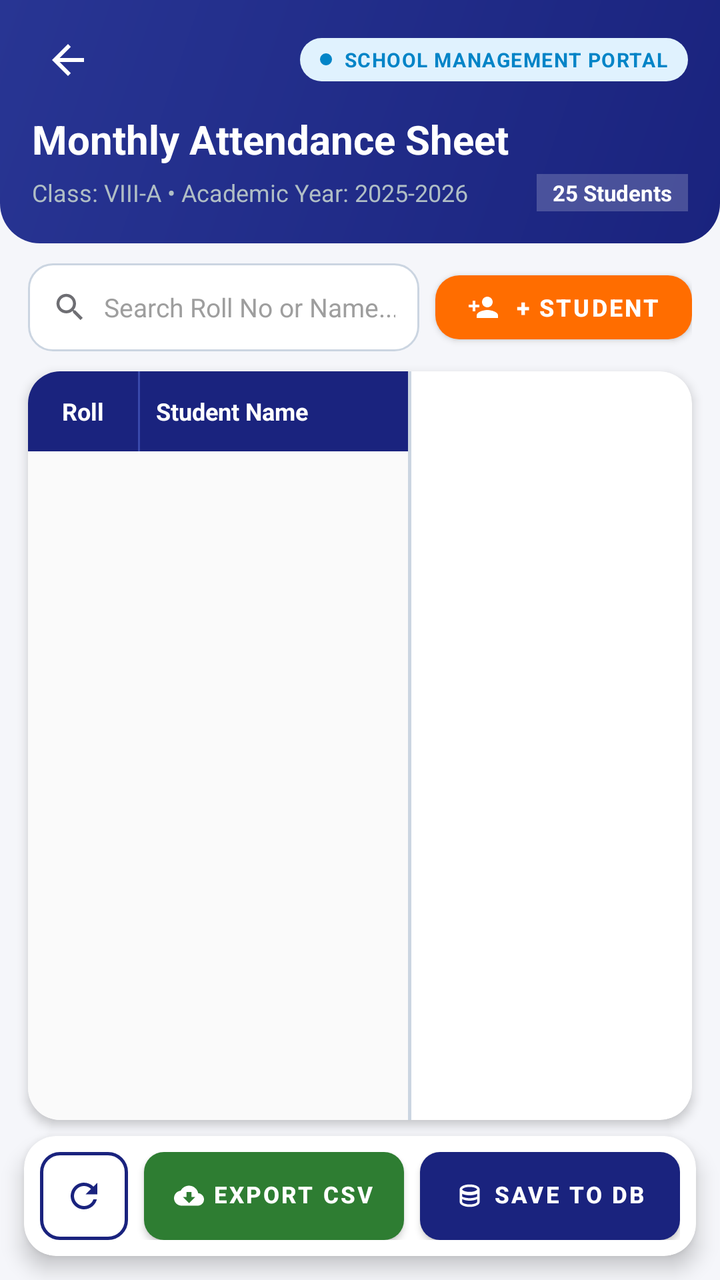
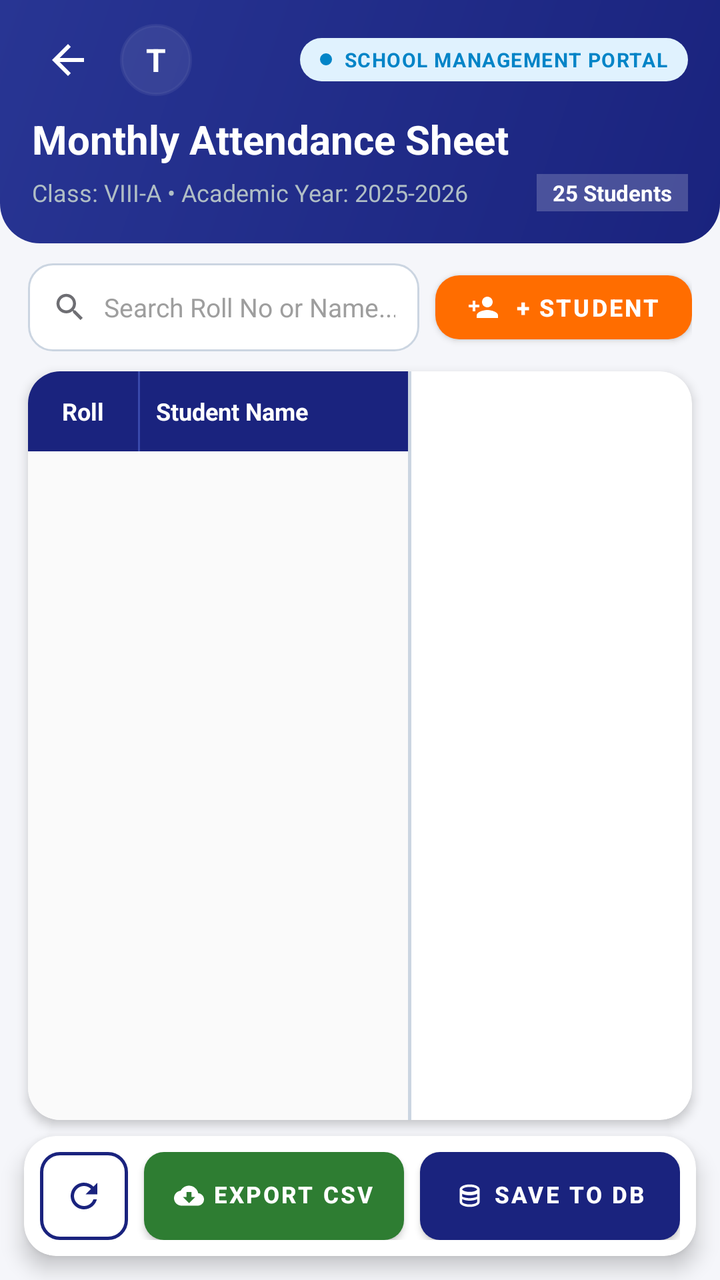

An Android layout rendered at two revisions. The XML below is the earlier revision; the diff shows what the commit changed to produce the second picture.
<!-- AndroidManifest.xml: application theme Theme.SchoolAttendance -->
<!-- res/layout/activity_attendance_sheet_editor.xml -->
<?xml version="1.0" encoding="utf-8"?>
<LinearLayout xmlns:android="http://schemas.android.com/apk/res/android"
    xmlns:app="http://schemas.android.com/apk/res-auto"
    xmlns:tools="http://schemas.android.com/tools"
    android:layout_width="match_parent"
    android:layout_height="match_parent"
    android:orientation="vertical"
    android:background="@color/background">

    
    <LinearLayout
        android:layout_width="match_parent"
        android:layout_height="wrap_content"
        android:background="@drawable/bg_theme_header"
        android:orientation="vertical"
        android:paddingStart="16dp"
        android:paddingTop="12dp"
        android:paddingEnd="16dp"
        android:paddingBottom="16dp">

        
        <LinearLayout
            android:layout_width="match_parent"
            android:layout_height="wrap_content"
            android:gravity="center_vertical"
            android:orientation="horizontal">

            <ImageView
                android:id="@+id/btnBack"
                android:layout_width="36dp"
                android:layout_height="36dp"
                android:background="?attr/selectableItemBackgroundBorderless"
                android:contentDescription="Back"
                android:padding="6dp"
                android:src="@drawable/ic_arrow_back"
                app:tint="@color/white" />

            <View
                android:layout_width="0dp"
                android:layout_height="1dp"
                android:layout_weight="1" />

            
            <LinearLayout
                android:layout_width="wrap_content"
                android:layout_height="wrap_content"
                android:background="@drawable/bg_portal_badge"
                android:gravity="center_vertical"
                android:orientation="horizontal"
                android:paddingStart="10dp"
                android:paddingTop="4dp"
                android:paddingEnd="10dp"
                android:paddingBottom="4dp">

                <View
                    android:layout_width="6dp"
                    android:layout_height="6dp"
                    android:background="@drawable/dot_blue"
                    android:layout_marginEnd="6dp" />

                <TextView
                    android:layout_width="wrap_content"
                    android:layout_height="wrap_content"
                    android:text="SCHOOL MANAGEMENT PORTAL"
                    android:textColor="#0284C7"
                    android:textSize="10sp"
                    android:textStyle="bold"
                    android:letterSpacing="0.05" />
            </LinearLayout>
        </LinearLayout>

        
        <TextView
            android:id="@+id/tvSheetTitle"
            android:layout_width="wrap_content"
            android:layout_height="wrap_content"
            android:layout_marginTop="8dp"
            android:text="Monthly Attendance Sheet"
            android:textColor="@color/white"
            android:textSize="20sp"
            android:textStyle="bold" />

        <LinearLayout
            android:layout_width="match_parent"
            android:layout_height="wrap_content"
            android:layout_marginTop="4dp"
            android:gravity="center_vertical"
            android:orientation="horizontal">

            <TextView
                android:id="@+id/tvSheetMeta"
                android:layout_width="0dp"
                android:layout_height="wrap_content"
                android:layout_weight="1"
                android:text="Class: VIII-A • Academic Year: 2025-2026"
                android:textColor="#B0BEC5"
                android:textSize="12sp" />

            <TextView
                android:id="@+id/tvStudentCountBadge"
                android:layout_width="wrap_content"
                android:layout_height="wrap_content"
                android:background="#33FFFFFF"
                android:paddingStart="8dp"
                android:paddingTop="2dp"
                android:paddingEnd="8dp"
                android:paddingBottom="2dp"
                android:text="25 Students"
                android:textColor="@color/white"
                android:textSize="11sp"
                android:textStyle="bold" />
        </LinearLayout>
    </LinearLayout>

    
    <LinearLayout
        android:layout_width="match_parent"
        android:layout_height="wrap_content"
        android:layout_marginStart="14dp"
        android:layout_marginTop="10dp"
        android:layout_marginEnd="14dp"
        android:gravity="center_vertical"
        android:orientation="horizontal">

        
        <LinearLayout
            android:layout_width="0dp"
            android:layout_height="44dp"
            android:layout_weight="1"
            android:background="@drawable/bg_search_theme"
            android:gravity="center_vertical"
            android:orientation="horizontal"
            android:paddingStart="12dp"
            android:paddingEnd="12dp">

            <ImageView
                android:layout_width="18dp"
                android:layout_height="18dp"
                android:layout_marginEnd="8dp"
                android:src="@drawable/ic_search"
                app:tint="@color/text_secondary" />

            <EditText
                android:id="@+id/etSearchStudent"
                android:layout_width="match_parent"
                android:layout_height="wrap_content"
                android:background="@null"
                android:hint="Search Roll No or Name..."
                android:inputType="text"
                android:maxLines="1"
                android:textColor="@color/text_primary"
                android:textColorHint="@color/text_hint"
                android:textSize="13sp" />
        </LinearLayout>

        
        <com.google.android.material.button.MaterialButton
            android:id="@+id/btnAddStudent"
            android:layout_width="wrap_content"
            android:layout_height="44dp"
            android:layout_marginStart="8dp"
            android:text="+ Student"
            android:textColor="@color/white"
            android:textSize="12sp"
            android:textStyle="bold"
            app:backgroundTint="@color/accent"
            app:cornerRadius="12dp"
            app:icon="@drawable/ic_person_add"
            app:iconGravity="textStart"
            app:iconSize="16dp"
            app:iconTint="@color/white" />
    </LinearLayout>

    
    <androidx.cardview.widget.CardView
        android:layout_width="match_parent"
        android:layout_height="0dp"
        android:layout_marginStart="14dp"
        android:layout_marginTop="10dp"
        android:layout_marginEnd="14dp"
        android:layout_marginBottom="8dp"
        android:layout_weight="1"
        app:cardBackgroundColor="@color/white"
        app:cardCornerRadius="16dp"
        app:cardElevation="3dp">

        <LinearLayout
            android:layout_width="match_parent"
            android:layout_height="match_parent"
            android:orientation="horizontal">

            
            <LinearLayout
                android:layout_width="190dp"
                android:layout_height="match_parent"
                android:orientation="vertical"
                android:background="#FAFAFA">

                
                <LinearLayout
                    android:layout_width="match_parent"
                    android:layout_height="40dp"
                    android:background="@color/primary"
                    android:gravity="center_vertical"
                    android:orientation="horizontal">

                    <TextView
                        android:layout_width="55dp"
                        android:layout_height="match_parent"
                        android:gravity="center"
                        android:text="Roll"
                        android:textColor="@color/white"
                        android:textSize="12sp"
                        android:textStyle="bold" />

                    <View
                        android:layout_width="1dp"
                        android:layout_height="match_parent"
                        android:background="#3949AB" />

                    <TextView
                        android:layout_width="0dp"
                        android:layout_height="match_parent"
                        android:layout_weight="1"
                        android:gravity="start|center_vertical"
                        android:paddingStart="8dp"
                        android:text="Student Name"
                        android:textColor="@color/white"
                        android:textSize="12sp"
                        android:textStyle="bold" />
                </LinearLayout>

                
                <ScrollView
                    android:id="@+id/scrollLeftColumn"
                    android:layout_width="match_parent"
                    android:layout_height="0dp"
                    android:layout_weight="1"
                    android:overScrollMode="never"
                    android:scrollbars="none">

                    <LinearLayout
                        android:id="@+id/containerLeftRows"
                        android:layout_width="match_parent"
                        android:layout_height="wrap_content"
                        android:orientation="vertical" />
                </ScrollView>
            </LinearLayout>

            
            <View
                android:layout_width="1.5dp"
                android:layout_height="match_parent"
                android:background="#CBD5E1" />

            
            <HorizontalScrollView
                android:id="@+id/scrollRightHorizontal"
                android:layout_width="0dp"
                android:layout_height="match_parent"
                android:layout_weight="1"
                android:fillViewport="true">

                <LinearLayout
                    android:layout_width="wrap_content"
                    android:layout_height="match_parent"
                    android:orientation="vertical">

                    
                    <LinearLayout
                        android:id="@+id/containerRightHeader"
                        android:layout_width="wrap_content"
                        android:layout_height="40dp"
                        android:background="@color/primary"
                        android:gravity="center_vertical"
                        android:orientation="horizontal" />

                    
                    <ScrollView
                        android:id="@+id/scrollRightColumn"
                        android:layout_width="wrap_content"
                        android:layout_height="0dp"
                        android:layout_weight="1"
                        android:overScrollMode="never"
                        android:scrollbars="none">

                        <LinearLayout
                            android:id="@+id/containerRightRows"
                            android:layout_width="wrap_content"
                            android:layout_height="wrap_content"
                            android:orientation="vertical" />
                    </ScrollView>
                </LinearLayout>
            </HorizontalScrollView>

        </LinearLayout>
    </androidx.cardview.widget.CardView>

    
    <androidx.cardview.widget.CardView
        android:layout_width="match_parent"
        android:layout_height="wrap_content"
        android:layout_marginStart="12dp"
        android:layout_marginEnd="12dp"
        android:layout_marginBottom="12dp"
        app:cardBackgroundColor="@color/white"
        app:cardCornerRadius="16dp"
        app:cardElevation="6dp">

        <LinearLayout
            android:layout_width="match_parent"
            android:layout_height="wrap_content"
            android:gravity="center_vertical"
            android:orientation="horizontal"
            android:padding="8dp">

            
            <com.google.android.material.button.MaterialButton
                android:id="@+id/btnUpdateTable"
                style="@style/Widget.MaterialComponents.Button.OutlinedButton"
                android:layout_width="44dp"
                android:layout_height="44dp"
                android:layout_marginEnd="8dp"
                android:insetLeft="0dp"
                android:insetTop="0dp"
                android:insetRight="0dp"
                android:insetBottom="0dp"
                android:padding="0dp"
                app:cornerRadius="10dp"
                app:icon="@drawable/ic_refresh"
                app:iconGravity="textStart"
                app:iconPadding="0dp"
                app:iconSize="20dp"
                app:iconTint="@color/primary"
                app:strokeColor="@color/primary"
                app:strokeWidth="1.5dp" />

            
            <com.google.android.material.button.MaterialButton
                android:id="@+id/btnDownloadCsv"
                android:layout_width="0dp"
                android:layout_height="44dp"
                android:layout_marginEnd="8dp"
                android:layout_weight="1"
                android:includeFontPadding="false"
                android:insetLeft="0dp"
                android:insetTop="0dp"
                android:insetRight="0dp"
                android:insetBottom="0dp"
                android:maxLines="1"
                android:paddingStart="4dp"
                android:paddingEnd="4dp"
                android:singleLine="true"
                android:text="Export CSV"
                android:textColor="@color/white"
                android:textSize="11.5sp"
                android:textStyle="bold"
                app:backgroundTint="@color/success"
                app:cornerRadius="10dp"
                app:icon="@drawable/ic_download"
                app:iconGravity="textStart"
                app:iconPadding="4dp"
                app:iconSize="15dp"
                app:iconTint="@color/white" />

            
            <com.google.android.material.button.MaterialButton
                android:id="@+id/btnUpdateDatabase"
                android:layout_width="0dp"
                android:layout_height="44dp"
                android:layout_weight="1"
                android:includeFontPadding="false"
                android:insetLeft="0dp"
                android:insetTop="0dp"
                android:insetRight="0dp"
                android:insetBottom="0dp"
                android:maxLines="1"
                android:paddingStart="4dp"
                android:paddingEnd="4dp"
                android:singleLine="true"
                android:text="Save to DB"
                android:textColor="@color/white"
                android:textSize="11.5sp"
                android:textStyle="bold"
                app:backgroundTint="@color/primary"
                app:cornerRadius="10dp"
                app:icon="@drawable/ic_database"
                app:iconGravity="textStart"
                app:iconPadding="4dp"
                app:iconSize="15dp"
                app:iconTint="@color/white" />
        </LinearLayout>
    </androidx.cardview.widget.CardView>

</LinearLayout>
<!-- resources referenced by this layout -->
<resources>
  <color name="accent">#FF6D00</color>
  <color name="background">#F5F6FA</color>
  <color name="primary">#1A237E</color>
  <color name="success">#2E7D32</color>
  <color name="text_hint">#9E9E9E</color>
  <color name="text_primary">#1C1C1E</color>
  <color name="text_secondary">#6E6E73</color>
  <color name="white">#FFFFFF</color>
  <!-- drawable bg_portal_badge (drawable) -->
  <?xml version="1.0" encoding="utf-8"?>
  <shape xmlns:android="http://schemas.android.com/apk/res/android"
      android:shape="rectangle">
      <solid android:color="#E0F2FE" />
      <corners android:radius="999dp" />
  </shape>
  <!-- drawable bg_search_theme (drawable) -->
  <?xml version="1.0" encoding="utf-8"?>
  <shape xmlns:android="http://schemas.android.com/apk/res/android"
      android:shape="rectangle">
      <solid android:color="#FFFFFF" />
      <stroke android:width="1dp" android:color="#CBD5E1" />
      <corners android:radius="12dp" />
  </shape>
  <!-- drawable bg_theme_header (drawable) -->
  <?xml version="1.0" encoding="utf-8"?>
  <shape xmlns:android="http://schemas.android.com/apk/res/android"
      android:shape="rectangle">
      <gradient
          android:angle="135"
          android:startColor="#1A237E"
          android:endColor="#283593"
          android:type="linear" />
      <corners
          android:bottomLeftRadius="20dp"
          android:bottomRightRadius="20dp" />
  </shape>
  <!-- drawable dot_blue (drawable) -->
  <?xml version="1.0" encoding="utf-8"?>
  <shape xmlns:android="http://schemas.android.com/apk/res/android"
      android:shape="oval">
      <solid android:color="#0284C7" />
      <size android:width="6dp" android:height="6dp" />
  </shape>
  <!-- drawable ic_arrow_back (drawable) -->
  <vector xmlns:android="http://schemas.android.com/apk/res/android"
      android:width="24dp"
      android:height="24dp"
      android:viewportWidth="24"
      android:viewportHeight="24">
    <path
        android:pathData="M20,11H7.83l5.59,-5.59L12,4l-8,8 8,8 1.41,-1.41L7.83,13H20v-2z"
        android:fillColor="#FFFFFFFF"/>
  </vector>
  <!-- drawable ic_download (drawable) -->
  <vector xmlns:android="http://schemas.android.com/apk/res/android"
      android:width="24dp"
      android:height="24dp"
      android:viewportWidth="24"
      android:viewportHeight="24">
    <path
        android:pathData="M19.35,10.04C18.67,6.59 15.64,4 12,4 9.11,4 6.6,5.64 5.35,8.04 2.34,8.36 0,10.91 0,14c0,3.31 2.69,6 6,6h13c2.76,0 5,-2.24 5,-5 0,-2.64 -2.05,-4.78 -4.65,-4.96zM17,13l-5,5 -5,-5h3V9h4v4h3z"
        android:fillColor="#FFFFFFFF"/>
  </vector>
  <!-- drawable ic_person_add (drawable) -->
  <vector xmlns:android="http://schemas.android.com/apk/res/android"
      android:width="24dp"
      android:height="24dp"
      android:viewportWidth="24"
      android:viewportHeight="24">
    <path
        android:pathData="M15,12c2.21,0 4,-1.79 4,-4s-1.79,-4 -4,-4 -4,1.79 -4,4 1.79,4 4,4zM6,10V7H4v3H1v2h3v3h2v-3h3v-2H6zM15,14c-2.67,0 -8,1.34 -8,4v2h16v-2c0,-2.66 -5.33,-4 -8,-4z"
        android:fillColor="#FFFFFFFF"/>
  </vector>
  <!-- drawable ic_refresh (drawable) -->
  <vector xmlns:android="http://schemas.android.com/apk/res/android"
      android:width="24dp"
      android:height="24dp"
      android:viewportWidth="24"
      android:viewportHeight="24">
    <path
        android:pathData="M17.65,6.35C16.2,4.9 14.21,4 12,4c-4.42,0 -7.99,3.58 -7.99,8s3.57,8 7.99,8c3.73,0 6.84,-2.55 7.73,-6h-2.08c-0.82,2.33 -3.04,4 -5.65,4 -3.31,0 -6,-2.69 -6,-6s2.69,-6 6,-6c1.66,0 3.14,0.69 4.22,1.78L13,11h7V4l-2.35,2.35z"
        android:fillColor="#FFFFFFFF"/>
  </vector>
  <color name="primary_dark">#0D1454</color>
  <!-- unchanged entries left out for length: 3 -->
</resources>

<!-- the commit's change to res/layout/activity_attendance_sheet_editor.xml (unified diff, before → after) -->
@@ -34,6 +34,28 @@
                 android:padding="6dp"
                 android:src="@drawable/ic_arrow_back"
                 app:tint="@color/white" />
+
+            
+            <FrameLayout
+                android:id="@+id/btnProfileAvatar"
+                android:layout_width="36dp"
+                android:layout_height="36dp"
+                android:layout_marginStart="8dp"
+                android:background="@drawable/bg_glass_circle"
+                android:backgroundTint="#33FFFFFF"
+                android:clickable="true"
+                android:focusable="true">
+
+                <TextView
+                    android:id="@+id/tvAvatarInitial"
+                    android:layout_width="wrap_content"
+                    android:layout_height="wrap_content"
+                    android:layout_gravity="center"
+                    android:text="T"
+                    android:textColor="@color/white"
+                    android:textSize="16sp"
+                    android:textStyle="bold" />
+            </FrameLayout>
 
             <View
                 android:layout_width="0dp"
<!-- resource entries referenced after the edit -->
@@ -8,6 +8,13 @@
   <color name="text_primary">#1C1C1E</color>
   <color name="text_secondary">#6E6E73</color>
   <color name="white">#FFFFFF</color>
+  <!-- drawable bg_glass_circle (drawable) -->
+  <?xml version="1.0" encoding="utf-8"?>
+  <shape xmlns:android="http://schemas.android.com/apk/res/android"
+      android:shape="oval">
+      <solid android:color="#66000000" />
+      <stroke android:width="1.5dp" android:color="#4DFFFFFF" />
+  </shape>
   <!-- drawable bg_portal_badge (drawable) -->
   <?xml version="1.0" encoding="utf-8"?>
   <shape xmlns:android="http://schemas.android.com/apk/res/android"
